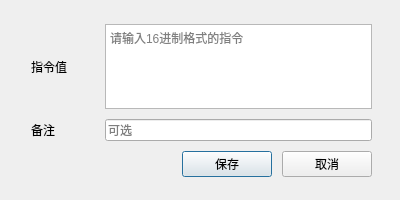
First picture: the form in SaveCommandDialog.ui, repository AndroidCoderPeng/SerialPortDebugger, before the edit.
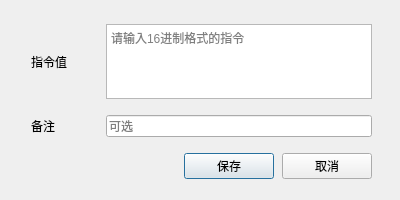
Second picture: the form after the edit.

Commit message: feat(CommandScriptDialog): 更新时间间隔标签文本为缩写，调整输入框验证器和布局间距

```diff
--- a/SaveCommandDialog.ui
+++ b/SaveCommandDialog.ui
@@ -31,25 +31,25 @@
      <x>31</x>
      <y>24</y>
      <width>341</width>
-     <height>153</height>
+     <height>155</height>
     </rect>
    </property>
    <layout class="QVBoxLayout" name="verticalLayout">
     <property name="spacing">
-     <number>10</number>
+     <number>16</number>
     </property>
     <item>
-     <layout class="QHBoxLayout" name="horizontalLayout">
+     <layout class="QHBoxLayout" name="horizontalLayout" stretch="2,8">
       <property name="spacing">
-       <number>10</number>
+       <number>8</number>
       </property>
       <item>
        <widget class="QLabel" name="label">
-        <property name="minimumSize">
-         <size>
-          <width>64</width>
-          <height>0</height>
-         </size>
+        <property name="sizePolicy">
+         <sizepolicy hsizetype="Expanding" vsizetype="Expanding">
+          <horstretch>0</horstretch>
+          <verstretch>0</verstretch>
+         </sizepolicy>
         </property>
         <property name="text">
          <string>指令值</string>
@@ -57,7 +57,7 @@
        </widget>
       </item>
       <item>
-       <widget class="QPlainTextEdit" name="commandValueView">
+       <widget class="QTextEdit" name="commandValueView">
         <property name="placeholderText">
          <string>请输入16进制格式的指令</string>
         </property>
@@ -72,17 +72,17 @@
      </layout>
     </item>
     <item>
-     <layout class="QHBoxLayout" name="horizontalLayout_2">
+     <layout class="QHBoxLayout" name="horizontalLayout_2" stretch="2,8">
       <property name="spacing">
-       <number>10</number>
+       <number>8</number>
       </property>
       <item>
        <widget class="QLabel" name="label_2">
-        <property name="minimumSize">
-         <size>
-          <width>64</width>
-          <height>0</height>
-         </size>
+        <property name="sizePolicy">
+         <sizepolicy hsizetype="Expanding" vsizetype="Expanding">
+          <horstretch>0</horstretch>
+          <verstretch>0</verstretch>
+         </sizepolicy>
         </property>
         <property name="text">
          <string>备注</string>
@@ -91,6 +91,12 @@
       </item>
       <item>
        <widget class="QLineEdit" name="remarkValueView">
+        <property name="sizePolicy">
+         <sizepolicy hsizetype="Expanding" vsizetype="Expanding">
+          <horstretch>0</horstretch>
+          <verstretch>0</verstretch>
+         </sizepolicy>
+        </property>
         <property name="text">
          <string/>
         </property>
@@ -107,7 +113,7 @@
     <item>
      <layout class="QHBoxLayout" name="horizontalLayout_3">
       <property name="spacing">
-       <number>10</number>
+       <number>8</number>
       </property>
       <item>
        <spacer name="horizontalSpacer">
```
The commit also changes 4 other files.
